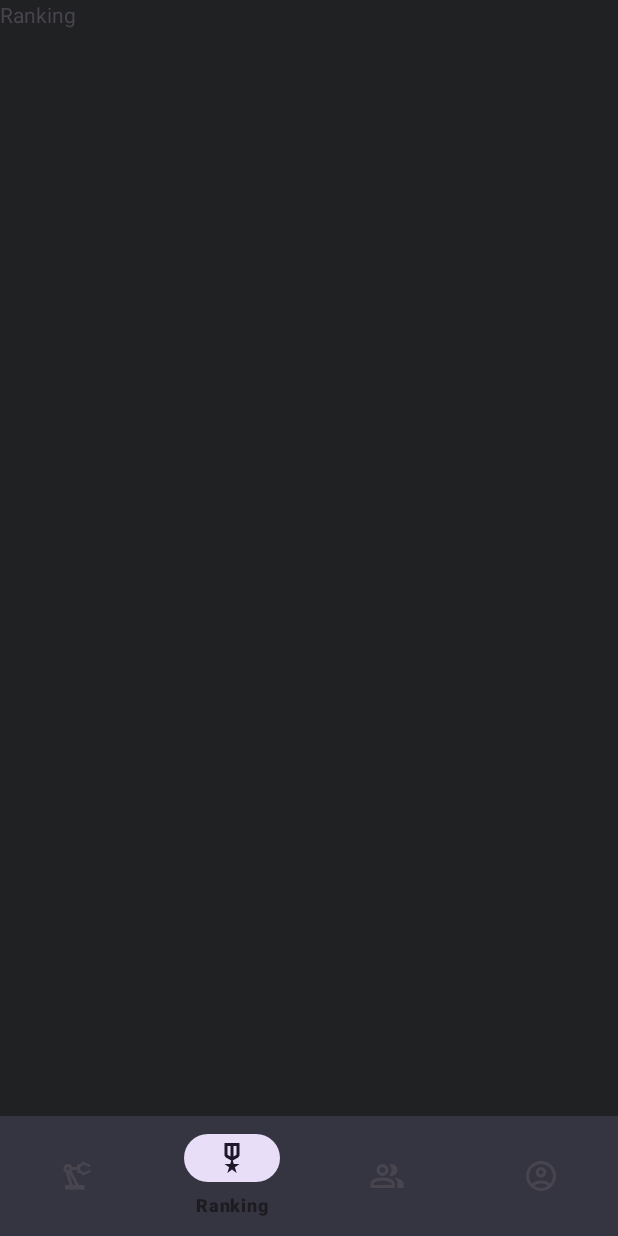
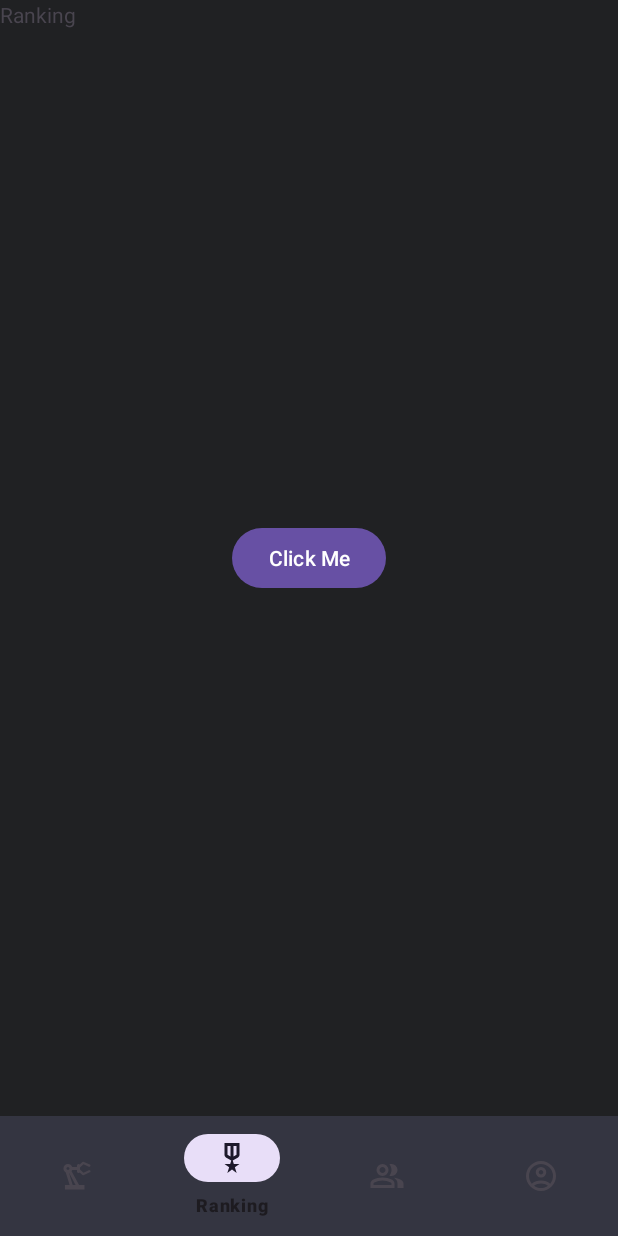
Before and after one commit to TrevorChLiu/LearnLeague, an Android app: the screen it shows after launch (MainActivity), item 2 of the bottom bar chosen, on a phone screen of 412 x 824 dp. Run offline under Robolectric (Android 15) with nearby library versions, the phone set to English and light mode, and no system bars.

Commit message:
change fragment xml to constraint

```diff
--- a/LearnLeague/app/build.gradle.kts
+++ b/LearnLeague/app/build.gradle.kts
@@ -37,11 +37,13 @@ android {
 }
 
 dependencies {
+    // for fragment
     val fragment_version = "1.8.6"
-    // Java language implementation
     implementation("androidx.fragment:fragment:$fragment_version")
-    // Kotlin
     implementation("androidx.fragment:fragment-ktx:$fragment_version")
+
+    // for connection
+    implementation("com.squareup.okhttp3:okhttp:4.12.0")
 
     implementation(libs.appcompat)
     implementation(libs.material)
--- a/LearnLeague/app/src/main/res/layout/fragment_community.xml
+++ b/LearnLeague/app/src/main/res/layout/fragment_community.xml
@@ -1,5 +1,5 @@
 <?xml version="1.0" encoding="utf-8"?>
-<FrameLayout xmlns:android="http://schemas.android.com/apk/res/android"
+<androidx.constraintlayout.widget.ConstraintLayout xmlns:android="http://schemas.android.com/apk/res/android"
     xmlns:tools="http://schemas.android.com/tools"
     android:layout_width="match_parent"
     android:layout_height="match_parent"
@@ -11,4 +11,4 @@
         android:layout_height="match_parent"
         android:text="community"/>
 
-</FrameLayout>
+</androidx.constraintlayout.widget.ConstraintLayout>
--- a/LearnLeague/app/src/main/res/layout/fragment_courses.xml
+++ b/LearnLeague/app/src/main/res/layout/fragment_courses.xml
@@ -1,5 +1,5 @@
 <?xml version="1.0" encoding="utf-8"?>
-<FrameLayout xmlns:android="http://schemas.android.com/apk/res/android"
+<androidx.constraintlayout.widget.ConstraintLayout xmlns:android="http://schemas.android.com/apk/res/android"
     xmlns:tools="http://schemas.android.com/tools"
     android:layout_width="match_parent"
     android:layout_height="match_parent"
@@ -11,4 +11,4 @@
         android:layout_height="match_parent"
         android:text="Courses" />
 
-</FrameLayout>
+</androidx.constraintlayout.widget.ConstraintLayout>
--- a/LearnLeague/app/src/main/res/layout/fragment_profile.xml
+++ b/LearnLeague/app/src/main/res/layout/fragment_profile.xml
@@ -1,5 +1,5 @@
 <?xml version="1.0" encoding="utf-8"?>
-<FrameLayout xmlns:android="http://schemas.android.com/apk/res/android"
+<androidx.constraintlayout.widget.ConstraintLayout xmlns:android="http://schemas.android.com/apk/res/android"
     xmlns:tools="http://schemas.android.com/tools"
     android:layout_width="match_parent"
     android:layout_height="match_parent"
@@ -11,4 +11,4 @@
         android:layout_height="match_parent"
         android:text="Profile" />
 
-</FrameLayout>
+</androidx.constraintlayout.widget.ConstraintLayout>
--- a/LearnLeague/app/src/main/res/layout/fragment_ranking.xml
+++ b/LearnLeague/app/src/main/res/layout/fragment_ranking.xml
@@ -1,14 +1,25 @@
 <?xml version="1.0" encoding="utf-8"?>
-<FrameLayout xmlns:android="http://schemas.android.com/apk/res/android"
+<androidx.constraintlayout.widget.ConstraintLayout xmlns:android="http://schemas.android.com/apk/res/android"
     xmlns:tools="http://schemas.android.com/tools"
     android:layout_width="match_parent"
     android:layout_height="match_parent"
+    xmlns:app="http://schemas.android.com/apk/res-auto"
     tools:context=".RankingFragment">
 
-    <!-- TODO: Update blank fragment layout -->
     <TextView
         android:layout_width="match_parent"
         android:layout_height="match_parent"
-        android:text="Ranking" />
+        android:text="Ranking"
+        />
 
-</FrameLayout>
+    <Button
+        android:id="@+id/myButton"
+        android:layout_width="wrap_content"
+        android:layout_height="wrap_content"
+        android:text="Click Me"
+        app:layout_constraintStart_toStartOf="parent"
+        app:layout_constraintTop_toTopOf="parent"
+        app:layout_constraintBottom_toBottomOf="parent"
+        app:layout_constraintEnd_toEndOf="parent"/>
+
+</androidx.constraintlayout.widget.ConstraintLayout>
```
